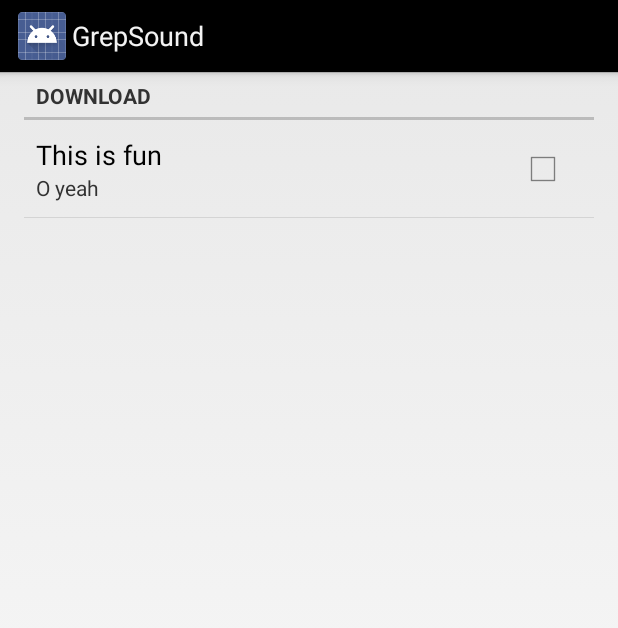
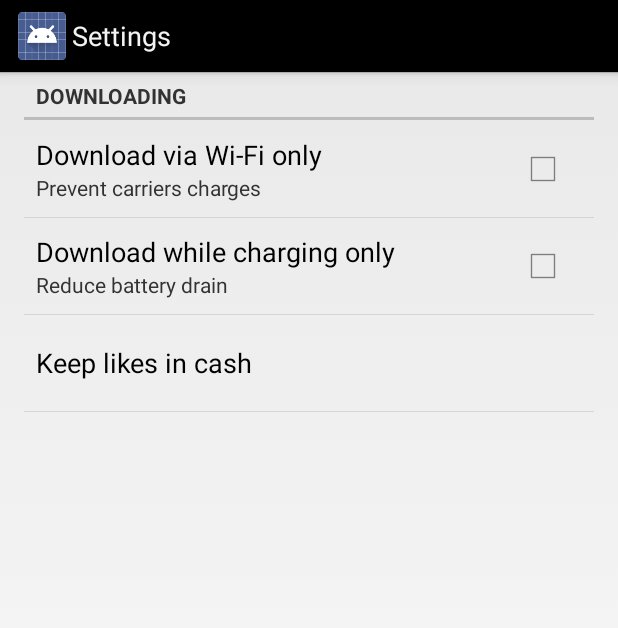
Before and after one commit to PipoloyJo/GrepSound, an Android app: the fragment SettingsFragment shown on its own in the app's theme, on a phone screen of 412 x 824 dp. Shown: the top 628 px of the screen. Run offline under Robolectric (Android 15) with nearby library versions, the phone set to English and light mode, and no system bars.

Commit message:
Design on settings screen, work on action bar states

```diff
--- a/app/src/main/java/com/grepsound/adapters/GridUserAdapter.java
+++ b/app/src/main/java/com/grepsound/adapters/GridUserAdapter.java
@@ -12,10 +12,7 @@ import com.grepsound.image.ImageLoader;
 import com.grepsound.model.User;
 import com.grepsound.model.Users;
 
-/**
- * Created by lisional on 2014-06-26.
- */
-public class GridUserAdapter extends BaseAdapter {
+ public class GridUserAdapter extends BaseAdapter {
 
     private final LayoutInflater mInflater;
     Users mUsers;
--- a/app/src/main/java/com/grepsound/fragments/LikesFragment.java
+++ b/app/src/main/java/com/grepsound/fragments/LikesFragment.java
@@ -16,10 +16,7 @@ import com.grepsound.services.AudioService;
 import com.octo.android.robospice.persistence.exception.SpiceException;
 import com.octo.android.robospice.request.listener.RequestListener;
 
-/**
- * Created by lisional on 2014-04-21.
- */
-public class LikesFragment extends ScrollTabHolderFragment implements AbsListView.OnScrollListener, RequestListener<Tracks> {
+ public class LikesFragment extends ScrollTabHolderFragment implements AbsListView.OnScrollListener, RequestListener<Tracks> {
 
     private Callbacks mCallbacks = sDummyCallbacks;
 
--- a/app/src/main/java/com/grepsound/fragments/SettingsFragment.java
+++ b/app/src/main/java/com/grepsound/fragments/SettingsFragment.java
@@ -1,16 +1,12 @@
 package com.grepsound.fragments;
 
-import android.app.Activity;
+import android.app.ActionBar;
+import android.app.Fragment;
 import android.graphics.Color;
 import android.graphics.drawable.ColorDrawable;
-import android.net.Uri;
 import android.os.Bundle;
-import android.app.Fragment;
 import android.preference.PreferenceFragment;
-import android.view.LayoutInflater;
-import android.view.View;
-import android.view.ViewGroup;
-
+import android.widget.ImageView;
 import com.grepsound.R;
 
 /**
@@ -28,6 +24,14 @@ public class SettingsFragment extends PreferenceFragment {
 
         addPreferencesFromResource(R.xml.settings);
 
-        getActivity().getActionBar().setBackgroundDrawable(new ColorDrawable(Color.BLACK));
+        ActionBar actionBar = getActivity().getActionBar();
+
+        actionBar.setBackgroundDrawable(new ColorDrawable(Color.BLACK));
+        actionBar.setTitle("Settings");
+        getActionBarIconView().setAlpha(1f);
+    }
+
+    private ImageView getActionBarIconView() {
+        return (ImageView) getActivity().getWindow().getDecorView().findViewById(android.R.id.home);
     }
 }
--- a/app/src/main/java/com/grepsound/fragments/SlidingFragment.java
+++ b/app/src/main/java/com/grepsound/fragments/SlidingFragment.java
@@ -6,10 +6,7 @@ import android.view.LayoutInflater;
 import android.view.View;
 import android.view.ViewGroup;
 
-/**
- * Created by lisional on 2014-06-25.
- */
-public abstract class SlidingFragment extends Fragment {
+ public abstract class SlidingFragment extends Fragment {
 
     View.OnClickListener clickListener;
     OnSlidingFragmentAnimationEndListener mListener;
--- a/app/src/main/res/drawable/navigation_selector.xml
+++ b/app/src/main/res/drawable/navigation_selector.xml
@@ -4,7 +4,5 @@
           android:exitFadeDuration="@android:integer/config_mediumAnimTime">
 
     <item android:drawable="@color/darker_gray" android:state_pressed="true"/>
-    <item android:drawable="@color/lighter_gray" android:state_selected="true"/>
-    <item android:drawable="@color/lighter_gray" android:state_activated="true"/>
 
 </selector>
--- a/app/src/main/res/values/dimens.xml
+++ b/app/src/main/res/values/dimens.xml
@@ -11,4 +11,6 @@
     <dimen name="header_height">298dp</dimen>
     <dimen name="min_header_height">250dp</dimen>
     <dimen name="header_logo_size">100dp</dimen>
+
+    <item name="slide_up_down_fraction" type="dimen" format="float">1</item>
 </resources>
--- a/app/src/main/res/values/integers.xml
+++ b/app/src/main/res/values/integers.xml
@@ -5,4 +5,11 @@
     <integer name="half_slide_up_down_duration">150</integer>
     <integer name="slide_up_down_final_value">150</integer>
 
+    <integer-array name="cache_likes_count" >
+        <item>5</item>
+        <item>10</item>
+        <item>15</item>
+        <item>20</item>
+    </integer-array>
+
 </resources>
--- a/app/src/main/res/values/items.xml
+++ /dev/null
@@ -1,4 +0,0 @@
-<?xml version="1.0" encoding="utf-8"?>
-<resources>
-    <item name="slide_up_down_fraction" type="dimen" format="float">1</item>
-</resources>
--- a/app/src/main/res/values/strings.xml
+++ b/app/src/main/res/values/strings.xml
@@ -19,4 +19,10 @@
     <string name="uploading">Uploading…</string>
     <string name="canceled">Canceled upload</string>
 
+    <string-array name="cache_likes_count_strings" >
+        <item>5</item>
+        <item>10</item>
+        <item>15</item>
+        <item>20</item>
+    </string-array>
 </resources>
--- a/app/src/main/res/xml/settings.xml
+++ b/app/src/main/res/xml/settings.xml
@@ -2,12 +2,22 @@
 
 <PreferenceScreen xmlns:android="http://schemas.android.com/apk/res/android">
     <PreferenceCategory
-            android:title="Download">
+            android:title="Downloading">
 
         <CheckBoxPreference
-                android:key="checkbox_preference"
-                android:title="This is fun"
-                android:summary="O yeah" />
+                android:key="wifi_only"
+                android:title="Download via Wi-Fi only"
+                android:summary="Prevent carriers charges"/>
+
+        <CheckBoxPreference
+                android:key="charging_only"
+                android:title="Download while charging only"
+                android:summary="Reduce battery drain"/>
+
+        <ListPreference android:entries="@array/cache_likes_count_strings"
+                        android:entryValues="@array/cache_likes_count"
+                        android:key="cache_likes_count"
+                        android:title="Keep likes in cash"/>
 
     </PreferenceCategory>
 </PreferenceScreen>
```
Also changed, not shown: app/src/main/java/com/grepsound/activities/MainActivity.java (+3 -6 lines), app/src/main/java/com/grepsound/fragments/FollowFragment.java (+19 -7 lines), app/src/main/java/com/grepsound/fragments/MyProfileFragment.java (+15 -4 lines).
